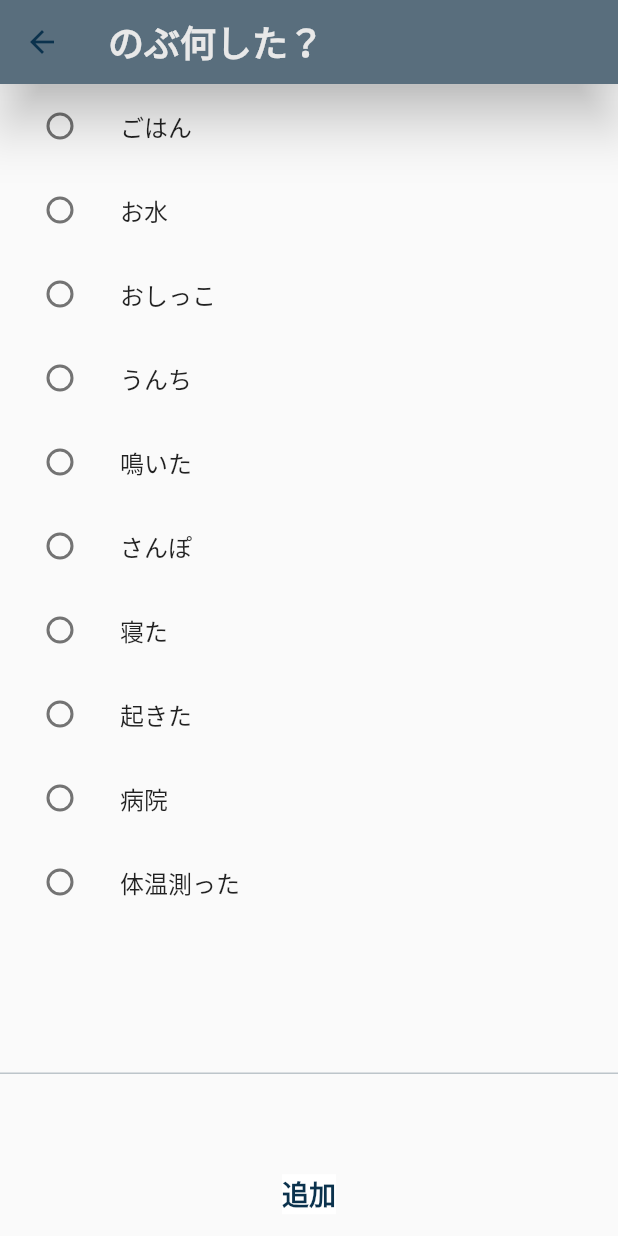
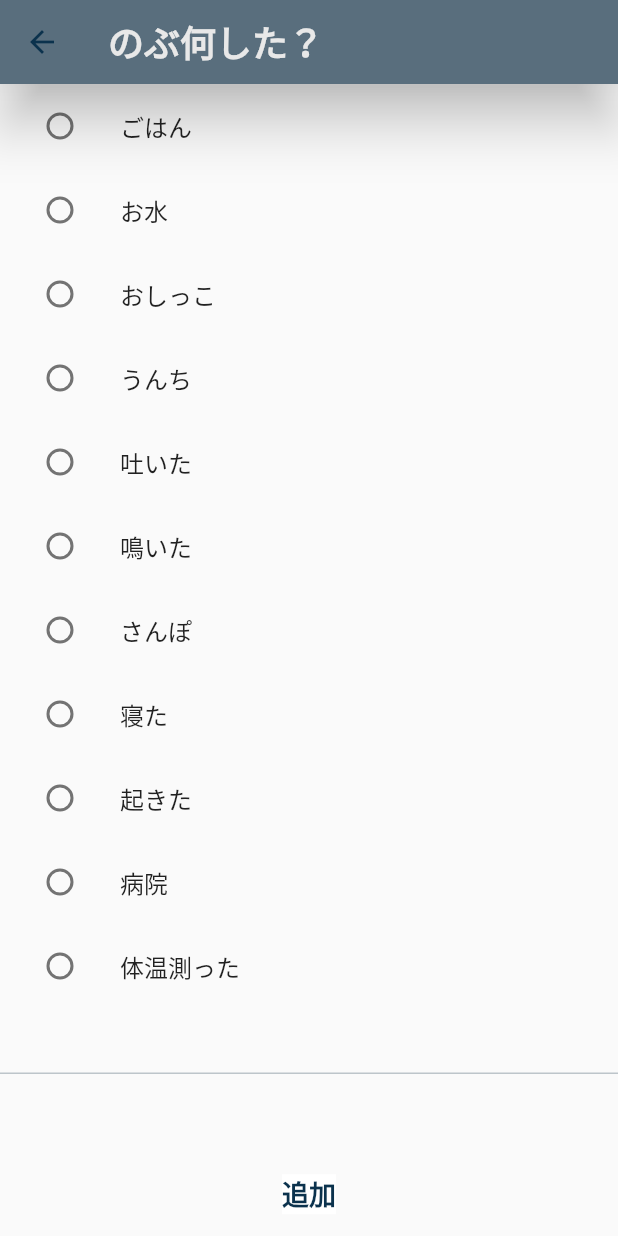
Before and after one commit to YutaFujii0/nobu_app, a Flutter app: the NewActivity screen opened directly, on a phone screen of 412 x 824 dp. Run offline on Flutter 3.47's test engine with Material 2 defaults, Android fonts, the phone set to English and light mode, and no system bars; our stand-ins replace flutter_hooks, hooks_riverpod; network calls fail; Roboto replaces fonts that are missing (Allison).

Commit message:
modify activity category list

```diff
--- a/lib/domainModels/activity.dart
+++ b/lib/domainModels/activity.dart
@@ -30,6 +30,7 @@ class Activity {
     "お水": ActivityCategory.drink,
     "おしっこ": ActivityCategory.pee,
     "うんち": ActivityCategory.poop,
+    "吐いた": ActivityCategory.vomit,
     "鳴いた": ActivityCategory.cry,
     "さんぽ": ActivityCategory.takeWalk,
     "寝た": ActivityCategory.sleep,
@@ -44,6 +45,7 @@ enum ActivityCategory {
   drink,
   pee, // おしっこ
   poop, // うんち
+  vomit,
   cry,
   takeWalk,
   sleep,
```
